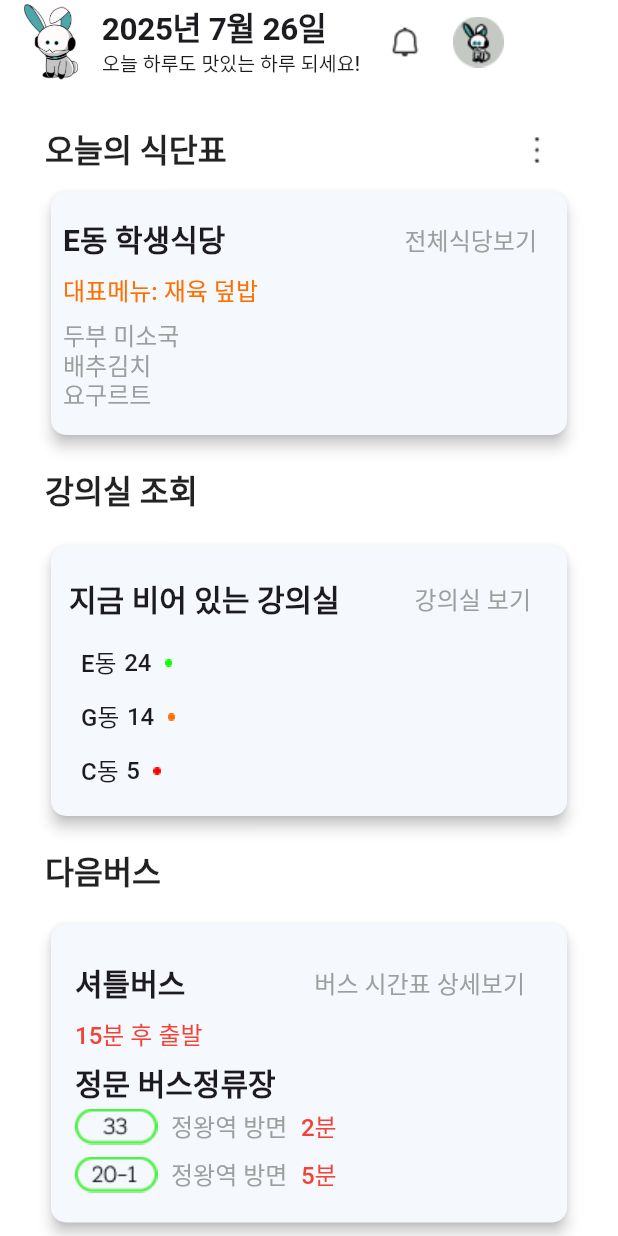
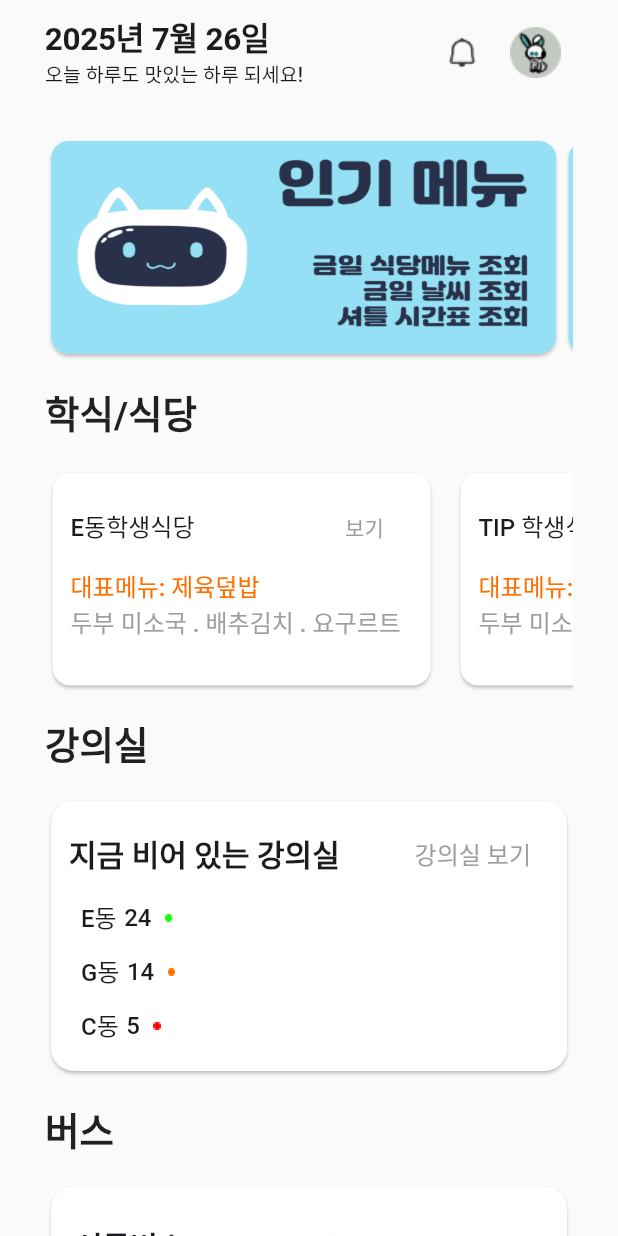
Before and after one commit to teamSANDOL/sandol_FE, a Flutter app: the Loginscreen screen opened directly, after a tap on "로그인", on a phone screen of 412 x 824 dp. Run offline on Flutter 3.47's test engine with Material 3 defaults, Android fonts, the phone set to English and light mode, and no system bars; Roboto replaces fonts that are missing (Pretendard).

Commit message:
MainScreen

```diff
--- /dev/null
+++ b/lib/screen/Banner_top.dart
@@ -0,0 +1,63 @@
+import 'package:flutter/material.dart';
+
+class Banners {
+  final List<String> banner;
+
+  Banners({
+    required this.banner});
+}
+
+class BannerTop extends StatefulWidget {
+  final List<Banners> images;
+  const BannerTop({
+  required this.images,super.key,
+});
+
+  @override
+  State<BannerTop> createState() => _BannerTopState();
+}
+
+class _BannerTopState extends State<BannerTop> {
+  late final PageController _controller;
+  @override
+  void initState() {
+    _controller = PageController(viewportFraction: 0.98);
+    super.initState();
+  }
+  @override
+  void dispose() {
+    _controller.dispose();
+    super.dispose();
+  }
+
+  @override
+  Widget build(BuildContext context) {
+    if (widget.images.isEmpty)return SizedBox.shrink();
+    return SizedBox(
+      height: 150,
+      child: PageView.builder(
+          scrollDirection: Axis.horizontal,
+          controller: _controller,
+          padEnds: false,
+          itemCount: widget.images.length,
+          itemBuilder: (context, i) {
+            final m = widget.images[i];
+            return SizedBox(
+              width: 320,
+              child: Card(
+                elevation: 1,
+                shape: RoundedRectangleBorder(
+                    borderRadius: BorderRadius.circular(12)),
+                clipBehavior: Clip.antiAlias,
+                child: SizedBox(
+                  height: 150,
+                  width: double.infinity,
+                  child: Image.asset(m.banner.first, fit: BoxFit.fill),
+                ),
+              ),
+            );
+          }
+      )
+    );
+  }
+}
--- a/lib/screen/BustimeScreen.dart
+++ b/lib/screen/BustimeScreen.dart
@@ -16,9 +16,9 @@ class Bustimescreen extends StatelessWidget {
       {'busNumber':'assets/img/bus21.png' , 'goTo':'정왕역 방면', 'time': '5분'},
     ];
     return Card(
-      elevation: 4,
-      shape: RoundedRectangleBorder(borderRadius: BorderRadius.circular(10)),
-      color: Color(0xFFF5F8FC),
+      elevation: 1,
+      shape: RoundedRectangleBorder(borderRadius: BorderRadius.circular(15)),
+      color: Colors.white,
       child: Padding(
         padding: const EdgeInsets.all(8.0),
         child: Padding(
--- a/lib/screen/Emptyclass.dart
+++ b/lib/screen/Emptyclass.dart
@@ -15,11 +15,11 @@ class Emptyclass extends StatelessWidget {
       {'buildingName': 'C동' , 'emptyCount':'5', 'trafficLight': 'assets/img/red.png'},
     ];
     return Card(
-      elevation: 4,
+      elevation: 1,
       shape: RoundedRectangleBorder(
-        borderRadius: BorderRadius.circular(10),
+        borderRadius: BorderRadius.circular(15),
       ),
-      color: Color(0xFFF5F8FC),
+      color: Colors.white,
       child: Padding(
         padding: const EdgeInsets.all(12.0),
         child: Column(
--- a/lib/screen/LoginScreen.dart
+++ b/lib/screen/LoginScreen.dart
@@ -99,8 +99,8 @@ class _Top extends StatelessWidget {
     return Column(
       children: [
         Align(
-          alignment: Alignment(-0.1, 0),
-          child: Image.asset('assets/img/logo.png', width: 90, height: 140),
+          alignment: Alignment.center,
+          child: Image.asset('assets/img/sig.png', width: 130, height: 130),
         ),
         padding,
         Text('쉽게 로그인하고', style: mediumText?.copyWith(fontSize: 22)),
@@ -256,7 +256,7 @@ class _Bottom extends StatelessWidget {
                       focusedBorder: OutlineInputBorder(
                         borderRadius: BorderRadius.circular(15),
                         borderSide: BorderSide(
-                          color: Color(0XFF4EA6AA),
+                          color: Color(0XFF00C4F9),
                           width: 2.0,
                         ),
                       ),
@@ -269,7 +269,7 @@ class _Bottom extends StatelessWidget {
         SizedBox(height: 20),
         ElevatedButton(
           style: ElevatedButton.styleFrom(
-            backgroundColor: Color(0XFF4EA6AA),
+            backgroundColor: Color(0XFF95E0F4),
             shape: baseButtonStyle,
             padding: EdgeInsets.symmetric(horizontal: 154, vertical: 17),
           ),
@@ -277,7 +277,7 @@ class _Bottom extends StatelessWidget {
           child: Text(
             '로그인',
             style: (mediumText ?? const TextStyle(fontSize: 20)).copyWith(
-              color: Colors.white,
+              color: Colors.black,
             ),
           ),
         ),
@@ -291,12 +291,12 @@ class _Bottom extends StatelessWidget {
                 children: [
                   Text(
                     '회원가입하기',
-                    style: extraThinText?.copyWith(color: Color(0XFF4EA6AA)),
+                    style: extraThinText?.copyWith(color: Color(0XFF00C4F9)),
                   ),
                   Container(
                     width: 78,
                     height: 1,
-                    color: Color(0XFF4EA6AA),
+                    color: Color(0XFF95E0F4),
                   )
                 ],
               ),
--- a/lib/screen/SignInGateScreen.dart
+++ b/lib/screen/SignInGateScreen.dart
@@ -59,7 +59,7 @@ class _Top extends StatelessWidget {
   Widget build(BuildContext context) {
     return Align(
       alignment: Alignment(1, 1),
-      child: Image.asset('assets/img/saldol.png'),
+      child: Image.asset('assets/img/gatelogo4.png'),
     );
   }
 }
@@ -100,7 +100,12 @@ class _Middle extends StatelessWidget {
 class _Bottom extends StatelessWidget {
   final TextTheme textTheme;
   final VoidCallback onPressed;
-  const _Bottom({required this.textTheme, required this.onPressed, super.key});
+  const _Bottom({
+    required this.textTheme,
+    required this.onPressed,
+    super.key,
+  });
+
 
   @override
   Widget build(BuildContext context) {
@@ -114,7 +119,7 @@ class _Bottom extends StatelessWidget {
       children: [
         ElevatedButton(
           style: ElevatedButton.styleFrom(
-            backgroundColor: Color(0XFF4EA6AA),
+            backgroundColor: Color(0XFF95E0F4),
             shape: baseButtonStyle,
             padding: EdgeInsets.symmetric(horizontal: 120, vertical: 17),
           ),
@@ -122,7 +127,7 @@ class _Bottom extends StatelessWidget {
           child: Text(
             '시작하기',
             style: (textTheme.displayMedium ?? const TextStyle(fontSize: 20))
-                .copyWith(color: Colors.white),
+                .copyWith(color: Colors.black),
           ),
         ),
       ],
--- a/lib/screen/SigninScreen.dart
+++ b/lib/screen/SigninScreen.dart
@@ -160,7 +160,6 @@ class _TextField extends StatelessWidget {
           signintext.asMap().entries.map((entry) {
             int index = entry.key;
             final item = entry.value;
-
             return Column(
               children: [
                 Padding(
@@ -195,7 +194,7 @@ class _TextField extends StatelessWidget {
                         ),
                         focusedBorder: OutlineInputBorder(
                           borderRadius: BorderRadius.circular(20.0),
-                          borderSide: BorderSide(color: Color(0XFF4EA6AA)),
+                          borderSide: BorderSide(color: Color(0XFF00C4F9)),
                         ),
                       ),
                     ),
@@ -226,7 +225,6 @@ class _CheckBox extends StatelessWidget {
   required this.setStateCallback,
   super.key,
 });
-
   @override
   Widget build(BuildContext context) {
     final mediumText = Theme.of(context).textTheme.displayMedium;
@@ -257,7 +255,7 @@ class _CheckBox extends StatelessWidget {
                       agreeText[index]['checked'] = value!;
                     });
                   },
-                  activeColor: Color(0XFF4EA6AA),
+                  activeColor: Color(0XFF00C4F9),
                   checkColor: Colors.white,
                 ),
               ],
@@ -284,7 +282,7 @@ class _Bottom extends StatelessWidget {
     );
     return ElevatedButton(
       style: ElevatedButton.styleFrom(
-        backgroundColor: Color(0XFF4EA6AA),
+        backgroundColor: Color(0XFF95E0F4),
         shape: baseButtonStyle,
         padding: EdgeInsets.symmetric(
           horizontal: 120,
@@ -294,7 +292,7 @@ class _Bottom extends StatelessWidget {
       onPressed: onSigninPressed,
       child: Text(
         '회원가입하기',
-        style: mediumText?.copyWith(color: Colors.white),
+        style: mediumText?.copyWith(color: Colors.black),
       ),
     );
   }
--- a/lib/screen/TodayMeal.dart
+++ b/lib/screen/TodayMeal.dart
@@ -1,75 +1,79 @@
 import 'package:flutter/material.dart';
 
+class Meal {
+  final String Name;
+  final String mainDIsh;
+  final List<String> sideDish;
+  Meal({required this.Name, required this.mainDIsh, required this.sideDish});
+}
+
 class Todaymeal extends StatelessWidget {
-  const Todaymeal({super.key});
+  final List<Meal> meals;
+  const Todaymeal({required this.meals, super.key});
 
   @override
   Widget build(BuildContext context) {
-    final smallText = TextTheme.of(context).displaySmall;
-    final largeText = Theme.of(context).textTheme.displayLarge;
     final mediumText = Theme.of(context).textTheme.displayMedium;
-    final extraThinText = Theme.of(context).textTheme.bodySmall;
-    final List<Map<String, dynamic>> Meal = [
-      {
-        'mainDish': '재육 덮밥',
-        'sideDish': ['두부 미소국', '배추김치', '요구르트'],
-      },
-    ];
-
-    return Card(
-      elevation: 4,
-      shape: RoundedRectangleBorder(borderRadius: BorderRadius.circular(10)),
-      color: Color(0xFFF5F8FC),
+    return SizedBox(
+      height: 150,
+      child: ListView.separated(
+        scrollDirection: Axis.horizontal,
+        padding: const EdgeInsets.symmetric(horizontal: 1),
+        physics: const BouncingScrollPhysics(),
+        separatorBuilder: (_, __) => const SizedBox(width: 12),
+        itemCount: meals.length,
+        itemBuilder: (context, i) {
+          final m = meals[i];
+          return SizedBox(
+            width: 260,
+            child: Card(
+              elevation: 1,
+              color: Colors.white,
+              shape: RoundedRectangleBorder(
+                borderRadius: BorderRadius.circular(12),
+              ),
               child: Padding(
-        padding: const EdgeInsets.all(8.0),
+                padding: const EdgeInsets.all(12.0),
                 child: Column(
                   crossAxisAlignment: CrossAxisAlignment.start,
                   children: [
                     Row(
-              mainAxisAlignment: MainAxisAlignment.spaceBetween,
                       children: [
-                Text(
-                  'E동 학생식당 ',
-                  style: mediumText?.copyWith(
-                    fontSize: 20,
-                    fontWeight: FontWeight.w600,
+                        Expanded(
+                          child: Text(
+                            m.Name,
+                            maxLines: 1,
+                            overflow: TextOverflow.ellipsis,
+                            style: mediumText?.copyWith(fontSize: 16),
                           ),
                         ),
                         TextButton(
-                  style: TextButton.styleFrom(
-                    foregroundColor: Colors.grey,
-                    textStyle: mediumText,
+                            onPressed: () {},
+                            child: Text('보기', style:TextStyle(color: Colors.grey),
                             ),
-                  onPressed: () {},
-                  child: Text('전체식당보기'),
                         ),
                       ],
                     ),
-            Column(
-              crossAxisAlignment: CrossAxisAlignment.start,
-              children:
-                  Meal.map((item) {
-                    return Column(
-                      crossAxisAlignment: CrossAxisAlignment.start,
-                      children: [
+                    SizedBox(height: 6),
                     Text(
-                          '대표메뉴: ${item['mainDish']}',
-                          style: mediumText?.copyWith(color: Color(0XFFFF6F00)),
-                        ),
-                        SizedBox(height: 10),
-                        ...(item['sideDish'] as List<String>).map(
-                          (dish) => Text(
-                            dish,
-                            style: mediumText?.copyWith(color: Colors.grey),
+                      '대표메뉴: ${m.mainDIsh}',
+                      maxLines: 1,
+                      overflow: TextOverflow.ellipsis,
+                      style: mediumText?.copyWith(color: Color(0xFFFF6F00),
                       ),
                     ),
-                        SizedBox(height: 10),
-                      ],
-                    );
-                  }).toList(),
-            ),
+                    SizedBox(height: 4),
+                    Text(m.sideDish.join(' . '),
+                      maxLines: 1,
+                      overflow: TextOverflow.ellipsis,
+                      style: mediumText?.copyWith(color: Colors.grey),
+                    )
                   ],
                 ),
+              ),
+            ),
+          );
+        },
       ),
     );
   }
--- a/lib/screen/home_screen.dart
+++ b/lib/screen/home_screen.dart
@@ -1,4 +1,5 @@
 import 'package:flutter/material.dart';
+import 'package:handori/screen/Banner_top.dart';
 import 'package:handori/screen/BustimeScreen.dart';
 import 'package:handori/screen/Emptyclass.dart';
 import 'package:handori/screen/TodayMeal.dart';
@@ -9,9 +10,24 @@ class HomeScreen extends StatelessWidget {
   @override
   Widget build(BuildContext context) {
     final smallText = TextTheme.of(context).displaySmall;
+    final meals = [
+      Meal(Name: 'E동학생식당', mainDIsh: '제육덮밥', sideDish:['두부 미소국', '배추김치', '요구르트']),
+      Meal(Name: 'TIP 학생식당', mainDIsh: '제육덮밥', sideDish:['두부 미소국', '배추김치', '요구르트']),
+      Meal(Name: '세미콘', mainDIsh: '제육덮밥', sideDish:['두부 미소국', '배추김치', '요구르트']),
+      Meal(Name: '미가 식당', mainDIsh: '제육덮밥', sideDish:['두부 미소국', '배추김치', '요구르트']),
+      Meal(Name: '가가 식당', mainDIsh: '제육덮밥', sideDish:['두부 미소국', '배추김치', '요구르트']),
+    ];
+
+    final banner = [
+      Banners(banner: ['assets/img/banner1.png']),
+      Banners(banner: ['assets/img/banner2.png']),
+      Banners(banner: ['assets/img/banner3.png']),
+    ];
+
+
     final padding = SizedBox(height: 20,);
     return Scaffold(
-      backgroundColor: Colors.white,
+      backgroundColor: Color(0xFFFAFAFA),
       body: SafeArea(
         child: SingleChildScrollView(
           child: Column(
@@ -28,20 +44,22 @@ class HomeScreen extends StatelessWidget {
                   child: Column(
                     crossAxisAlignment: CrossAxisAlignment.start,
                     children: [
+                      BannerTop(images: banner),
+                      padding,
                       _HeaderText(
-                        title: '오늘의 식단표',
-                        showIconButton: true,
-                        onIconButtonPressed: () {},
+                        title: '학식/식당',
+                        showIconButton: false,
                       ),
+                      SizedBox(height: 20),
                       ///오늘의 식단 카드 섹션
-                      Todaymeal(),
+                      Todaymeal(meals: meals),
                       padding,
-                      _HeaderText(title: '강의실 조회', showIconButton: false),
+                      _HeaderText(title: '강의실', showIconButton: false),
                       padding,
                       ///빈 강의실 카드 섹션
                       Emptyclass(),
                       padding,
-                      _HeaderText(title: '다음버스', showIconButton: false),
+                      _HeaderText(title: '버스', showIconButton: false),
                       padding,
                       ///셔틀 버스 카드 섹션
                       Bustimescreen(),
@@ -71,23 +89,22 @@ class _Top extends StatelessWidget {
   Widget build(BuildContext context) {
     return SizedBox(
       width: double.infinity,
+      child: Padding(
+        padding: const EdgeInsets.symmetric(horizontal: 30.0, vertical: 10.0),
         child: Row(
           mainAxisAlignment: MainAxisAlignment.start,
           children: [
-          Padding(
-            padding: const EdgeInsets.symmetric(horizontal: 16.0),
-            child: Image.asset('assets/img/logo.png', width: 36, height: 56),
-          ),
-          Column(
+            Expanded(
+              child: Column(
                 crossAxisAlignment: CrossAxisAlignment.start,
                 children: [
                   Text(
                     '2025년 7월 26일',
                     style: TextTheme.of(
                       context,
-                ).displayLarge?.copyWith(fontSize: 21),
+                    ).displayLarge?.copyWith(fontSize: 21),overflow: TextOverflow.ellipsis,
                   ),
-              SizedBox(height: 4),
+                  const SizedBox(height: 4),
                   Text(
                     '오늘 하루도 맛있는 하루 되세요!',
                     style: TextTheme.of(
@@ -96,7 +113,7 @@ class _Top extends StatelessWidget {
                   ),
                 ],
               ),
-          SizedBox(width: 6),
+            ),
             IconButton(
               onPressed: onBellPressed,
               icon: Image.asset('assets/img/bell.png'),
@@ -106,6 +123,7 @@ class _Top extends StatelessWidget {
               icon: Image.asset('assets/img/user.png'),
             ),
           ],
+        ),
       ),
     );
   }
@@ -130,7 +148,7 @@ class _HeaderText extends StatelessWidget {
         Expanded(
           child: Text(
             title,
-            style:mediumText?.copyWith(fontSize: 21 , color:Colors.black87, fontWeight: FontWeight.w600),
+            style:mediumText?.copyWith(fontSize: 25 , color:Colors.black87, fontWeight: FontWeight.w600),
           ),
         ),
         if (showIconButton)
--- a/lib/screen/splashScreen.dart
+++ b/lib/screen/splashScreen.dart
@@ -52,7 +52,7 @@ class _ShowBackground extends StatelessWidget {
         gradient: LinearGradient(
           begin: Alignment.topLeft,
             end: Alignment.bottomRight,
-            colors: [Color(0XFF74C0C4), Color(0XFFB7D96A)]
+            colors: [Color(0xFF95E0F4), Color(0xFFB2F0E8)]
       ),
       ),
     );
@@ -67,8 +67,8 @@ class _Logo extends StatelessWidget {
   @override
   Widget build(BuildContext context) {
     return Align(
-      alignment: Alignment(-0.1, 0),
-      child:   Image.asset('assets/img/logo.png'),
+      alignment: Alignment.center,
+      child:   Image.asset('assets/img/logo1.png', width: 140,height: 140,),
     );
   }
 }
```
Also changed, not shown: assets/img/banner1.png (added), assets/img/banner2.png (added), assets/img/banner3.png (added), assets/img/gatelogo4.png (added), assets/img/logo.png (deleted), assets/img/logo1.png (added), assets/img/logo2.png (added), assets/img/sandologo 1.png (added), assets/img/sandologo2.png (added), assets/img/sig.png (added). Lines whose indentation alone changed are shown as unchanged.
